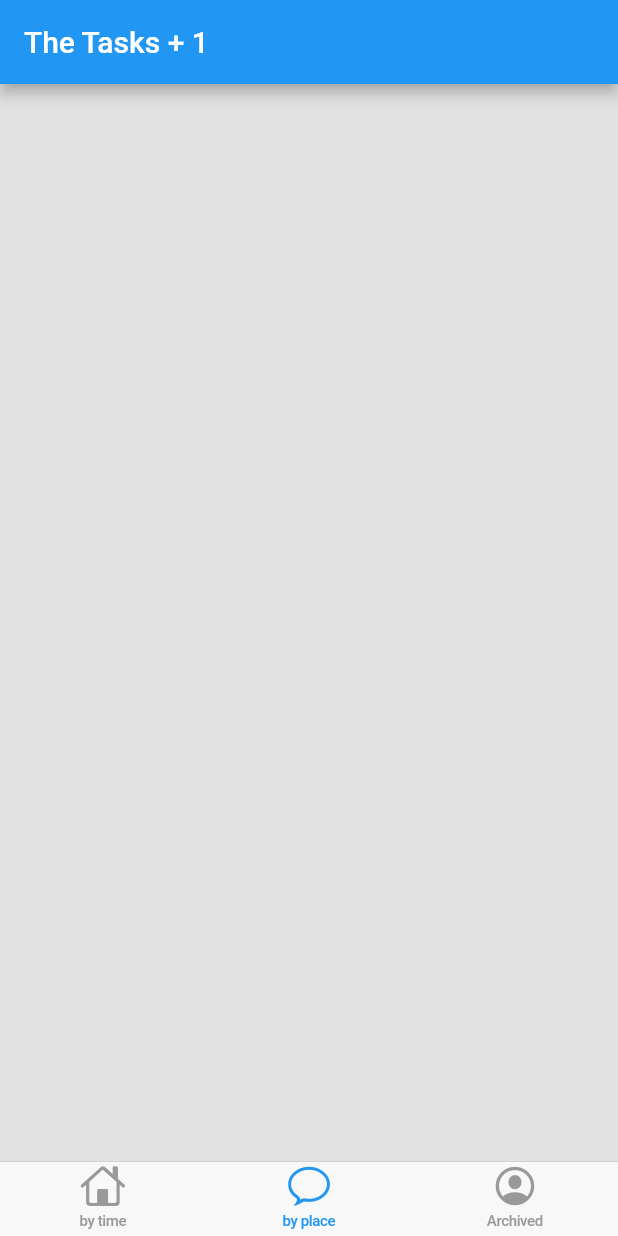
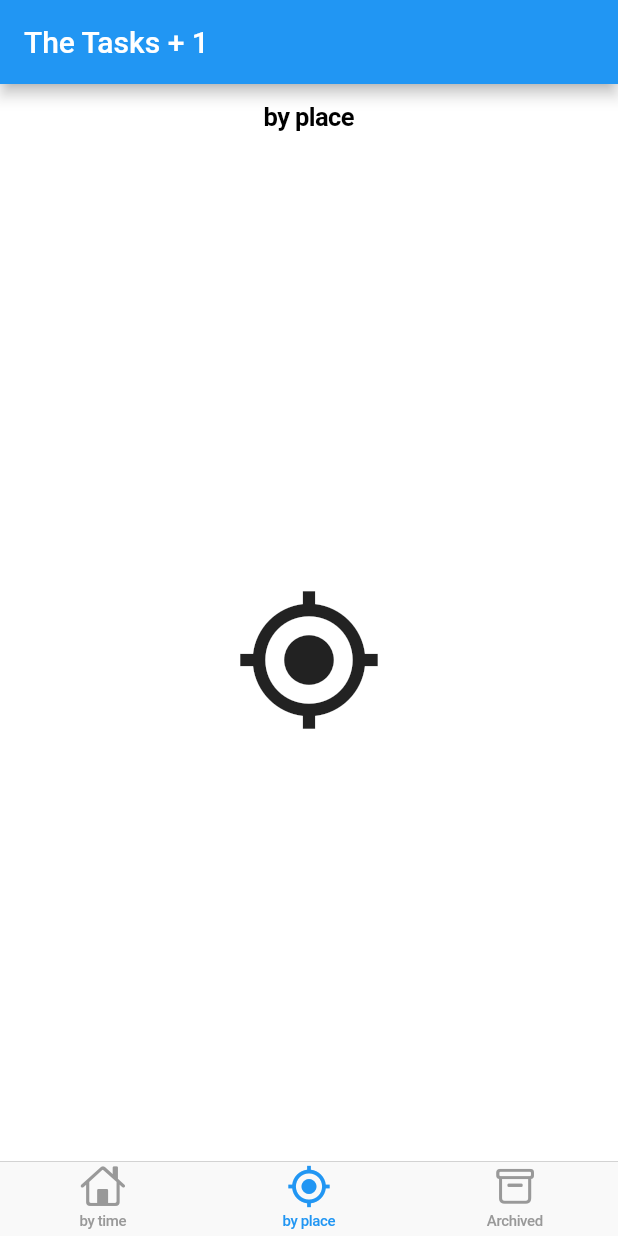
Before and after one commit to Sanshain/flute-of-tasks, a Flutter app: the screen it shows after launch, item 2 of the bottom bar chosen, on a phone screen of 412 x 824 dp. Run offline on Flutter 3.47's test engine with Material 2 defaults, Android fonts, the phone set to English and light mode, and no system bars; our stand-ins replace floor, sqflite; accounts and stored records are empty; generated files the repository leaves out were written again.

```diff
--- a/lib/main_page.dart
+++ b/lib/main_page.dart
@@ -69,11 +69,15 @@ final _tabInfo = [
   ),
   const _TabInfo(
     'by place',
-    CupertinoIcons.conversation_bubble,
+//    CupertinoIcons.conversation_bubble,
+//    CupertinoIcons.location_circle,
+//      Icons.add_location_alt
+      Icons.my_location
   ),
   const _TabInfo(
     'Archived',
-    CupertinoIcons.profile_circled,
+//    CupertinoIcons.profile_circled,
+    CupertinoIcons.archivebox,
   ),
 ];
 
@@ -158,13 +162,13 @@ class MainPageState extends State<MainPage> {
             child: CupertinoTabView(
               restorationScopeId: 'cupertino_tab_view_$index',
               builder: (context) {
-                if (selectedTab > 1) {
+                if (index == 1) {
                   return CupertinoDemoTab(
                     title: _tabInfo[index].title,
                     icon: _tabInfo[index].icon,
                   );
                 }
-                else if (selectedTab == 1){
+                else if (index == 2){
 
                     return Column(
                       children: [
@@ -174,11 +178,24 @@ class MainPageState extends State<MainPage> {
                             separatorBuilder: (BuildContext context, int index) => const Divider(),
                             itemBuilder: (BuildContext context, int index) {
                                 return createListViewPoint(context, index,
+                                    toLeft: const SwipeBackground(Colors.orangeAccent, Icon(Icons.unarchive_outlined)),
+                                    toRight: const SwipeBackground(Colors.redAccent, Icon(Icons.delete_forever)),
                                     subContextWrapper: subContextWrapper,
                                     tasks: archive,
-                                    onDismissed: (direction){
+                                    onDismissed: (direction) async {
                                         if(direction == DismissDirection.endToStart)
                                         {
+                                            archive[index].isDone = false;
+                                            await widget.tasks.updateItem(archive[index]);
+
+                                            setState(() {
+                                                tasks.add(archive[index]);
+                                                archive.removeAt(index);
+                                            });
+                                        }
+                                        else if(direction == DismissDirection.startToEnd){
+
+                                            await widget.tasks.deleteItem(archive[index]);
                                             setState(() => archive.removeAt(index));
                                         }
                                     },
@@ -240,8 +257,8 @@ class MainPageState extends State<MainPage> {
                                       }
                                       else if(direction == DismissDirection.endToStart) {
 
+                                          await widget.tasks.deleteItem(tasks[index]);
                                           setState(() => tasks.removeAt(index));
-                                          await widget.tasks.deleteItem(tasks[index]);
 
                                           ScaffoldMessenger.of(context).showSnackBar(
                                               const SnackBar(content: Text("item dismissed"))
--- a/lib/models/tasks.dart
+++ b/lib/models/tasks.dart
@@ -16,7 +16,7 @@ class Task {
 
     String title;
     String description;
-    late final bool isDone;
+    late bool isDone;
 
 //    DateTime get deadLine => _deadline; DateTime _deadline;
 //    set (DateTime _dl) {
--- a/lib/views/sub_views/task_item.dart
+++ b/lib/views/sub_views/task_item.dart
@@ -9,9 +9,19 @@ import '../create_view.dart';
 //typedef ChangeState = Function Function();
 
 
+class SwipeBackground{
+
+    const SwipeBackground(this.color, this.icon);
+
+    final Color color;
+    final Icon icon;
+}
+
 
 Widget createListViewPoint(BuildContext context, int index, {
                             List<BuildContext?>? subContextWrapper,
+                            SwipeBackground? toLeft,
+                            SwipeBackground? toRight,
                             required List<Task> tasks,
                             required Function(DismissDirection) onDismissed,
                             Future<bool> Function(DismissDirection)? confirmDismiss,
@@ -25,15 +35,15 @@ Widget createListViewPoint(BuildContext context, int index, {
         confirmDismiss: confirmDismiss,
         secondaryBackground: Container(
             padding: const EdgeInsets.symmetric(horizontal: 12.0),
-            color: Colors.red,
-            alignment: Alignment.centerLeft,
-            child: const Icon(Icons.cancel),
+            color: toLeft?.color ?? Colors.red,
+            alignment: Alignment.centerRight,
+            child: toLeft?.icon ?? const Icon(Icons.cancel),
         ),
         background: Container(
             padding: const EdgeInsets.symmetric(horizontal: 12.0),
-            color: Colors.green,
-            alignment: Alignment.centerRight,
-            child: const Icon(Icons.check),
+            color: toRight?.color ?? Colors.green,
+            alignment: Alignment.centerLeft,
+            child: toRight?.icon ?? const Icon(Icons.check),
         ),
         child: GestureDetector(
           onTap: () {
```
